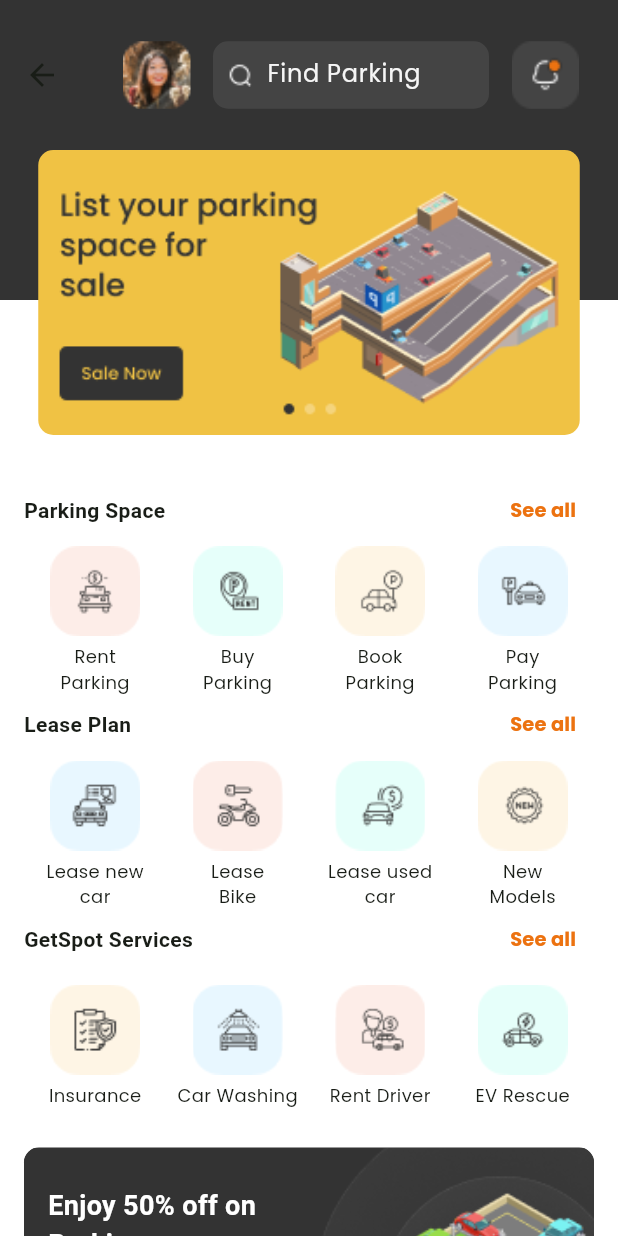
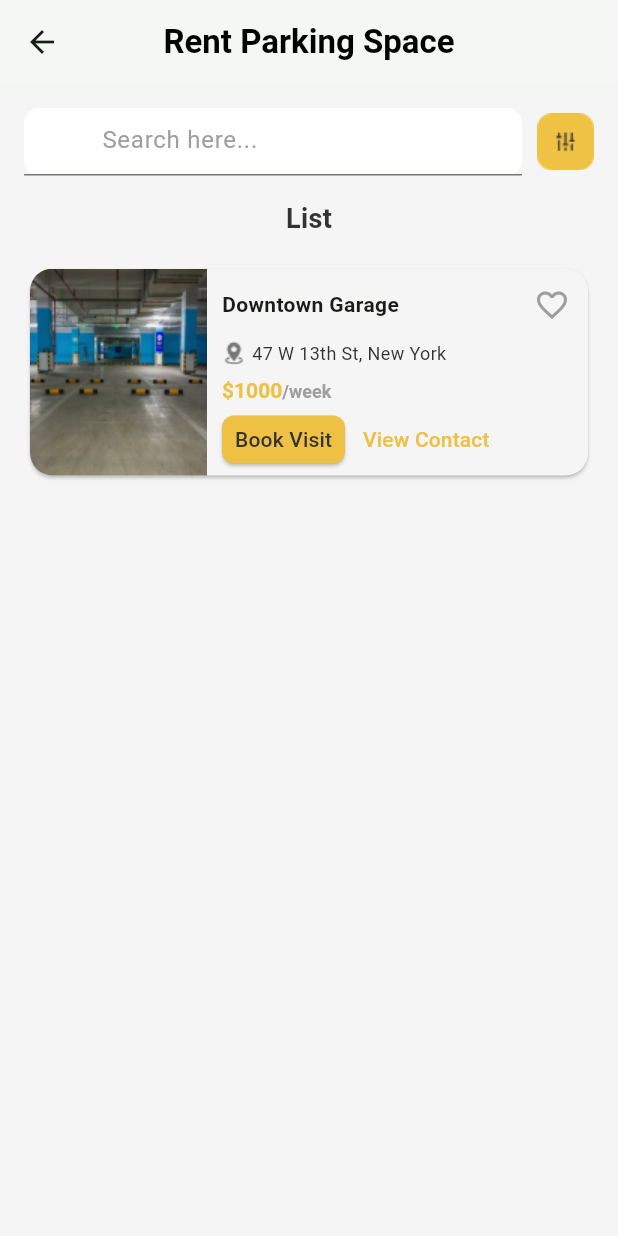
Before and after one commit to jagadeeshpilla29/JT_GET_SPOT, a Flutter app: the HomeScreen screen opened directly, after a tap on an icon or button, on a phone screen of 412 x 824 dp. Run offline on Flutter 3.47's test engine with Material 3 defaults, Android fonts, the phone set to English and light mode, and no system bars; drawn by our look-alikes of carousel_slider; our stand-ins replace bloc, dio, flutter_bloc, flutter_secure_storage, get_it, internet_connection_checker_plus and 2 more; accounts and stored records are empty; network calls fail.

Commit message:
phone icon

```diff
--- a/get_spot/lib/core/constants/img_const.dart
+++ b/get_spot/lib/core/constants/img_const.dart
@@ -23,3 +23,5 @@ const POSTER = 'assets/images/poster.png';
 const RECENTPLACE = 'assets/images/recentplace.png';
 const SEARCH = 'assets/images/search.png';
 const NOTIFICATION = 'assets/images/notifications.png';
+const RENTLOCATION = 'assets/images/rentlocation.png';
+const FILTER = 'assets/images/filter.png';
--- a/get_spot/lib/presentation/screen/authentication/login_screen.dart
+++ b/get_spot/lib/presentation/screen/authentication/login_screen.dart
@@ -3,6 +3,7 @@ import 'package:flutter/services.dart';
 import 'package:flutter_bloc/flutter_bloc.dart';
 import 'package:get_spot/components/custom_button.dart';
 import 'package:get_spot/core/constants/colors.dart';
+import 'package:get_spot/core/constants/img_const.dart';
 import 'package:get_spot/core/injection.dart';
 import 'package:get_spot/presentation/cubit/authentication/login/trigger_otp_cubit.dart';
 import 'package:get_spot/presentation/screen/authentication/signup_screen.dart';
@@ -79,7 +80,7 @@ class LoginScreen extends StatelessWidget {
                     padding: const EdgeInsets.all(
                         8.0),
                     child: Image.asset(
-                      'assets/images/phone.png',
+                      PHONE,
                       width: 50,
                       height: 50,
                     ),
--- a/get_spot/lib/presentation/screen/dashboard/dash_board_screen.dart
+++ b/get_spot/lib/presentation/screen/dashboard/dash_board_screen.dart
@@ -1,7 +1,8 @@
 import 'package:flutter/material.dart';
 import 'package:get_spot/core/constants/colors.dart';
 import 'package:get_spot/core/constants/img_const.dart';
-import 'package:get_spot/presentation/screen/renting/parking_space_detali_screen.dart';
+import 'package:get_spot/presentation/screen/rent%20parking%20space/rent_parking_space_list.dart';
+import 'package:get_spot/presentation/screen/rent%20your%20parking%20space/parking_space_detali_screen.dart';
 import 'package:get_spot/widgets/recentPlace_widget.dart';
 import 'package:get_spot/widgets/slider_widget.dart';
 
@@ -155,7 +156,7 @@ class HomeScreen extends StatelessWidget {
         break;
       case 'Buy\nParking':
             print('BuyParking');
-        // Navigator.push(context, MaterialPageRoute(builder: (context) => BuyParkingScreen()));
+        Navigator.push(context, MaterialPageRoute(builder: (context) => RentParkingSpaceScreen()));
         break;
       case 'Book\nParking':
       print('BookParking');
--- /dev/null
+++ b/get_spot/lib/presentation/screen/rent parking space/rent_parking_space_list.dart
@@ -0,0 +1,250 @@
+import 'package:flutter/material.dart';
+import 'package:get_spot/core/constants/colors.dart';
+import 'package:get_spot/core/constants/img_const.dart';
+
+class RentParkingSpaceScreen extends StatefulWidget {
+  @override
+  _RentParkingSpaceScreenState createState() => _RentParkingSpaceScreenState();
+}
+
+class _RentParkingSpaceScreenState extends State<RentParkingSpaceScreen> {
+  final Map<String, dynamic> parkingSpace = {
+    'name': 'Downtown Garage',
+    'location': '47 W 13th St, New York',
+    'price': 1000,
+    'image': 'assets/images/garage1.png',
+    'isFavorited': false,
+  };
+
+  @override
+  Widget build(BuildContext context) {
+    return Scaffold(
+      appBar: AppBar(
+        backgroundColor: AppColor.White,
+        elevation: 1,
+        leading: IconButton(
+          icon: Icon(Icons.arrow_back),
+          onPressed: () {
+            Navigator.pop(context);
+          },
+        ),
+        title: Text(
+          'Rent Parking Space',
+          style: TextStyle(color: Colors.black, fontWeight: FontWeight.bold),
+        ),
+        centerTitle: true,
+      ),
+      backgroundColor: AppColor.White2,
+      body: Padding(
+        padding: const EdgeInsets.all(16.0),
+        child: Column(
+          children: [
+            // Search box
+            Row(
+              children: [
+                Expanded(
+                  child: Container(
+                    height: 45, // Set the height of the search box
+                    decoration: BoxDecoration(
+                      color: AppColor.White, // Set background color
+                      borderRadius: BorderRadius.circular(10),
+                    ),
+                    child: TextField(
+                      decoration: InputDecoration(
+                        hintText: 'Search here...',
+                        hintStyle: TextStyle(
+                            color: Colors
+                                .grey), // Optional: to style the hint text
+                        prefixIcon: Padding(
+                          padding: const EdgeInsets.all(
+                              12.0), // Add padding for better alignment
+                          child: Image.asset(
+                            SEARCH, // Replace with your custom filter icon image
+                            width: 20, // Set the width of the icon
+                            height: 20, // Set the height of the icon
+                          ),
+                        ),
+                      ),
+                    ),
+                  ),
+                ),
+                SizedBox(width: 10),
+                GestureDetector(
+                  onTap: () {
+                    // Handle the filter icon tap event
+                  },
+                  child: Image.asset(
+                    FILTER, // Replace with your custom filter icon image
+                  ),
+                ),
+              ],
+            ),
+
+            const SizedBox(height: 16),
+            // "List" text
+            Text(
+              'List',
+              style: TextStyle(
+                fontSize: 18,
+                fontWeight: FontWeight.bold,
+                color: AppColor.Black,
+              ),
+            ),
+            const SizedBox(height: 16),
+            // Parking space card
+            Card(
+              color: AppColor.White2,
+              shape: RoundedRectangleBorder(
+                borderRadius: BorderRadius.circular(15),
+              ),
+              child: SizedBox(
+                height: 138, // Set a fixed height for the card
+                child: Row(
+                  crossAxisAlignment: CrossAxisAlignment.start,
+                  children: [
+                    // Image covering full card height
+                    ClipRRect(
+                      borderRadius: const BorderRadius.only(
+                        topLeft: Radius.circular(15),
+                        bottomLeft: Radius.circular(15),
+                      ),
+                      child: Image.asset(
+                        parkingSpace['image'],
+                        fit: BoxFit.cover,
+                      ),
+                    ),
+                    Expanded(
+                      child: Padding(
+                        padding: const EdgeInsets.only(left: 10),
+                        child: Column(
+                          crossAxisAlignment: CrossAxisAlignment.start,
+                          children: [
+                            // Parking Space Name and Favorite Icon
+                            Row(
+                              mainAxisAlignment: MainAxisAlignment.spaceBetween,
+                              children: [
+                                Expanded(
+                                  child: Text(
+                                    parkingSpace['name'],
+                                    style: const TextStyle(
+                                      fontWeight: FontWeight.bold,
+                                      fontSize: 14,
+                                    ),
+                                    overflow: TextOverflow.ellipsis,
+                                  ),
+                                ),
+                                IconButton(
+                                  icon: Icon(
+                                    parkingSpace['isFavorited']
+                                        ? Icons.favorite
+                                        : Icons.favorite_border,
+                                    color: parkingSpace['isFavorited']
+                                        ? Colors.red
+                                        : Colors.grey,
+                                  ),
+                                  onPressed: () {
+                                    setState(() {
+                                      parkingSpace['isFavorited'] =
+                                          !parkingSpace['isFavorited'];
+                                    });
+                                  },
+                                ),
+                              ],
+                            ),
+                            // Location Text
+                            Row(
+                              children: [
+                                Image.asset(
+                                  RENTLOCATION, // Path to your custom image icon
+                                  height:
+                                      16, // Adjust the size to match the text
+                                  width: 16,
+                                  fit: BoxFit
+                                      .contain, // Ensure the image fits properly
+                                ),
+                                const SizedBox(
+                                    width: 4), // Space between image and text
+                                Expanded(
+                                  child: Text(
+                                    parkingSpace['location'],
+                                    style: TextStyle(
+                                      color: AppColor.Black,
+                                      fontSize: 12,
+                                    ),
+                                    overflow: TextOverflow.ellipsis,
+                                  ),
+                                ),
+                              ],
+                            ),
+                            const SizedBox(height: 8),
+                            // Price as RichText
+                            RichText(
+                              text: TextSpan(
+                                text: '\$',
+                                style: TextStyle(
+                                  fontSize: 14,
+                                  fontWeight: FontWeight.bold,
+                                  color: AppColor.PrimaryColor,
+                                ),
+                                children: [
+                                  TextSpan(
+                                    text: '${parkingSpace['price']}',
+                                    style: TextStyle(
+                                      fontSize: 14,
+                                      fontWeight: FontWeight.bold,
+                                      color: AppColor.PrimaryColor,
+                                    ),
+                                  ),
+                                  const TextSpan(
+                                    text: '/week',
+                                    style: TextStyle(
+                                      fontSize: 12,
+                                      color: Colors.grey,
+                                    ),
+                                  ),
+                                ],
+                              ),
+                            ),
+                            const Spacer(),
+                            // Buttons
+                            Row(
+                              mainAxisAlignment: MainAxisAlignment.start,
+                              children: [
+                                ElevatedButton(
+                                  onPressed: () {},
+                                  child: const Text('Book Visit'),
+                                  style: ElevatedButton.styleFrom(
+                                    backgroundColor: AppColor.PrimaryColor,
+                                    foregroundColor: AppColor.Black,
+                                    shape: RoundedRectangleBorder(
+                                      borderRadius: BorderRadius.circular(8),
+                                    ),
+                                    minimumSize: const Size(82, 32),
+                                    padding:
+                                        EdgeInsets.zero, // Remove extra padding
+                                  ),
+                                ),
+                                TextButton(
+                                  onPressed: () {},
+                                  child: Text(
+                                    'View Contact',
+                                    style:
+                                        TextStyle(color: AppColor.PrimaryColor),
+                                  ),
+                                ),
+                              ],
+                            ),
+                          ],
+                        ),
+                      ),
+                    ),
+                  ],
+                ),
+              ),
+            ),
+          ],
+        ),
+      ),
+    );
+  }
+}
```
Also changed, not shown: get_spot/assets/images/filter.png (added), get_spot/assets/images/garage1.png (added), get_spot/assets/images/phone.png (added), get_spot/assets/images/rentlocation.png (added), get_spot/lib/presentation/screen/rent your parking space/parking_space_detali_screen.dart (renamed from get_spot/lib/presentation/screen/renting/parking_space_detali_screen.dart).
